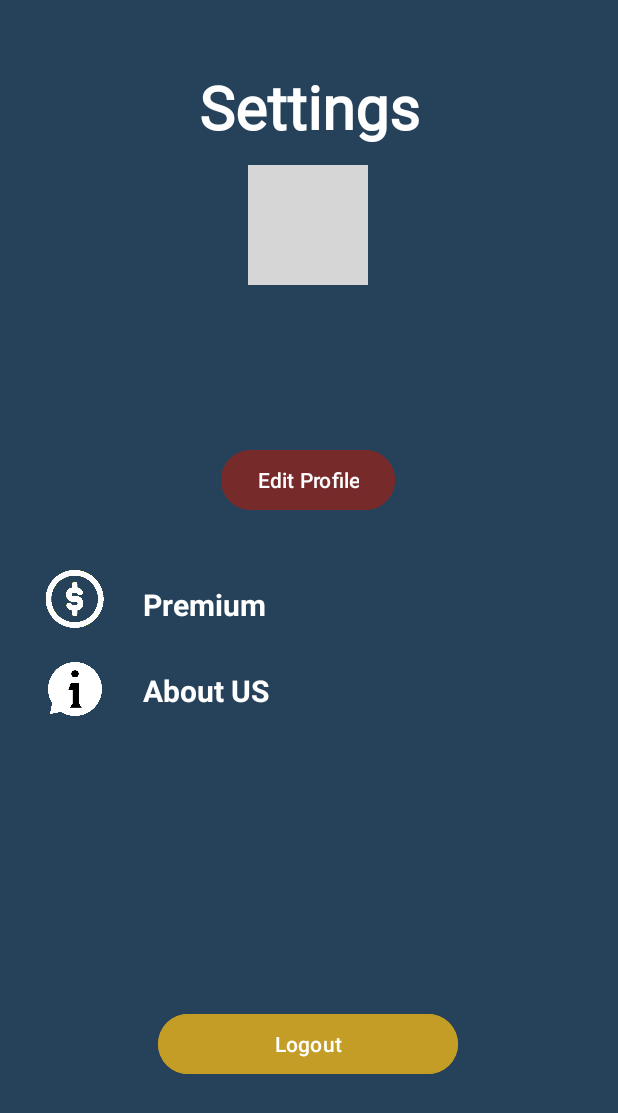
After one commit to sach1nkhatri/StayFit2.0, an Android app: the Settings_activity screen opened directly, with no data from a screen before it, on a phone screen of 412 x 824 dp. The commit adds this screen. Shown: the top 1113 px of the screen. Run offline under Robolectric (Android 15) with nearby library versions, the phone set to English and light mode, and no system bars; our stand-ins replace Firebase (no records; nobody signed in at launch, a user with empty details on screens opened directly); grey boxes are pictures that could not be loaded.

Commit message:
settings and auth

```diff
--- a/app/build.gradle.kts
+++ b/app/build.gradle.kts
@@ -53,6 +53,7 @@ dependencies {
     implementation(libs.androidx.preference)
     implementation(libs.firebase.auth)
     implementation(libs.firebase.firestore)
+    implementation(libs.firebase.database.ktx)
     testImplementation(libs.junit)
     androidTestImplementation(libs.androidx.junit)
     androidTestImplementation(libs.androidx.espresso.core)
--- a/app/src/main/java/com/example/stayfit20/ui/activity/Dashboard.kt
+++ b/app/src/main/java/com/example/stayfit20/ui/activity/Dashboard.kt
@@ -6,7 +6,7 @@ import androidx.activity.enableEdgeToEdge
 import androidx.appcompat.app.AppCompatActivity
 import androidx.cardview.widget.CardView
 import com.example.stayfit20.R
-import com.example.stayfit20.adapter.settings_activity
+import com.example.stayfit20.ui.activity.Settings_activity
 
 
 class Dashboard : AppCompatActivity() {
@@ -52,7 +52,7 @@ class Dashboard : AppCompatActivity() {
         }
 
         setBtn.setOnClickListener {
-            val intent = Intent(this@Dashboard, settings_activity::class.java)
+            val intent = Intent(this@Dashboard, Settings_activity::class.java)
             startActivity(intent)
 
         }
--- a/app/src/main/java/com/example/stayfit20/adapter/Login.kt
+++ b/app/src/main/java/com/example/stayfit20/ui/activity/Login.kt
@@ -1,4 +1,4 @@
-package com.example.stayfit20.adapter
+package com.example.stayfit20.ui.activity
 
 import android.content.Intent
 import android.os.Bundle
@@ -9,8 +9,6 @@ import android.widget.Toast
 import androidx.activity.enableEdgeToEdge
 import androidx.appcompat.app.AppCompatActivity
 import com.example.stayfit20.R
-import com.example.stayfit20.ui.activity.Dashboard
-import com.example.stayfit20.ui.activity.SignInPage
 import com.google.firebase.auth.FirebaseAuth
 import com.google.firebase.auth.FirebaseUser
 
--- a/app/src/main/java/com/example/stayfit20/adapter/MainActivity.kt
+++ b/app/src/main/java/com/example/stayfit20/ui/activity/MainActivity.kt
@@ -1,4 +1,4 @@
-package com.example.stayfit20.adapter
+package com.example.stayfit20.ui.activity
 
 
 import android.content.Intent
--- /dev/null
+++ b/app/src/main/java/com/example/stayfit20/ui/activity/Settings_activity.kt
@@ -0,0 +1,108 @@
+package com.example.stayfit20.ui.activity
+
+import android.content.Intent
+import android.os.Bundle
+import android.util.Log
+import android.widget.Button
+import android.widget.TextView
+import androidx.appcompat.app.AlertDialog
+import androidx.appcompat.app.AppCompatActivity
+import com.example.stayfit20.R
+import com.example.stayfit20.ui.activity.login
+import com.google.firebase.auth.FirebaseAuth
+import com.google.firebase.auth.FirebaseUser
+import com.google.firebase.database.*
+
+class Settings_activity : AppCompatActivity() {
+
+    private lateinit var logoutButton: Button
+    private lateinit var userNameTextView: TextView
+    private lateinit var emailTextView: TextView
+    private lateinit var phoneTextView: TextView
+    private lateinit var auth: FirebaseAuth
+    private lateinit var database: FirebaseDatabase
+    private lateinit var userReference: DatabaseReference
+    private var currentUser: FirebaseUser? = null
+
+    override fun onCreate(savedInstanceState: Bundle?) {
+        super.onCreate(savedInstanceState)
+        setContentView(R.layout.activity_settings)
+
+        // Initialize Firebase
+        auth = FirebaseAuth.getInstance()
+        database = FirebaseDatabase.getInstance()
+        userReference = database.reference.child("users")
+
+        // Initialize views
+        userNameTextView = findViewById(R.id.textViewName)
+        emailTextView = findViewById(R.id.TextViewEmail)
+        phoneTextView = findViewById(R.id.phoneNumber)
+        logoutButton = findViewById(R.id.LogOut)
+
+        // Set click listener for the logout button
+        logoutButton.setOnClickListener {
+            showLogoutConfirmationDialog()
+        }
+    }
+
+    override fun onStart() {
+        super.onStart()
+        currentUser = auth.currentUser
+        if (currentUser != null) {
+            loadUserData(currentUser!!.email)
+        } else {
+            navigateToLogin()
+        }
+    }
+
+    private fun loadUserData(email: String?) {
+        if (email == null) {
+            Log.e("Settings_activity", "Email is null")
+            return
+        }
+
+        val emailKey = email.replace(".", ",")
+        userReference.child(emailKey).addListenerForSingleValueEvent(object : ValueEventListener {
+            override fun onDataChange(snapshot: DataSnapshot) {
+                if (snapshot.exists()) {
+                    val name = snapshot.child("name").getValue(String::class.java)
+                    val phone = snapshot.child("phone").getValue(String::class.java)
+
+                    // Update UI with fetched data
+                    userNameTextView.text = name
+                    emailTextView.text = email
+                    phoneTextView.text = phone
+
+                    Log.i("Settings_activity", "Data loaded: Name=$name, Email=$email, Phone=$phone")
+                } else {
+                    Log.e("Settings_activity", "User data does not exist for email: $email")
+                }
+            }
+
+            override fun onCancelled(error: DatabaseError) {
+                Log.e("Settings_activity", "Failed to read user data: ${error.message}")
+            }
+        })
+    }
+
+    private fun showLogoutConfirmationDialog() {
+        val builder = AlertDialog.Builder(this)
+        builder.setTitle("Logout")
+        builder.setMessage("Are you sure you want to logout?")
+        builder.setPositiveButton("Yes") { dialog, which ->
+            auth.signOut()
+            navigateToLogin()
+        }
+        builder.setNegativeButton("No") { dialog, which ->
+            dialog.dismiss()
+        }
+        builder.create().show()
+    }
+
+    private fun navigateToLogin() {
+        val intent = Intent(this, login::class.java)
+        intent.flags = Intent.FLAG_ACTIVITY_NEW_TASK or Intent.FLAG_ACTIVITY_CLEAR_TASK
+        startActivity(intent)
+        finish()
+    }
+}
--- a/app/src/main/res/layout/activity_login.xml
+++ b/app/src/main/res/layout/activity_login.xml
@@ -9,7 +9,7 @@
     android:gravity="center"
     android:padding="18dp"
     android:orientation="vertical"
-    tools:context=".adapter.MainActivity">
+    tools:context=".ui.activity.MainActivity">
     <LinearLayout
         android:layout_width="match_parent"
         android:layout_height="match_parent"
@@ -62,7 +62,7 @@
             android:id="@+id/SignInBtn"
             android:layout_width="wrap_content"
             android:layout_height="wrap_content"
-            android:layout_marginTop="25dp"
+            android:layout_marginTop="8dp"
             android:backgroundTint="@android:color/transparent"
             android:text="@string/signin"
             android:textColor="@color/white"
--- a/app/src/main/res/layout/activity_main.xml
+++ b/app/src/main/res/layout/activity_main.xml
@@ -6,7 +6,7 @@
     android:background="@drawable/splash_bg"
     android:layout_width="match_parent"
     android:layout_height="match_parent"
-    tools:context=".adapter.MainActivity"
+    tools:context=".ui.activity.MainActivity"
     android:orientation="vertical">
 
 
--- a/app/src/main/res/layout/activity_settings.xml
+++ b/app/src/main/res/layout/activity_settings.xml
@@ -6,7 +6,7 @@
     android:layout_width="match_parent"
     android:background="@drawable/splash_bg"
     android:layout_height="match_parent"
-    tools:context=".adapter.settings_activity">
+    tools:context=".ui.activity.Settings_activity">
 
     <TextView
         android:id="@+id/textView2"
@@ -41,7 +41,7 @@
         android:layout_height="wrap_content"
         android:layout_marginTop="8dp"
         android:gravity="center"
-        android:text="Sachin Khatri"
+
         android:textColor="@color/white"
         android:textSize="20sp"
         android:textStyle="bold"
@@ -54,7 +54,6 @@
         android:layout_width="match_parent"
         android:layout_height="wrap_content"
         android:gravity="center"
-        android:text="Sachin@gmail.com"
         android:textColor="@color/white"
         android:textSize="20sp"
         android:textStyle="bold"
@@ -63,11 +62,10 @@
         app:layout_constraintTop_toBottomOf="@+id/textViewName" />
 
     <TextView
-        android:id="@+id/textView4"
+        android:id="@+id/phoneNumber"
         android:layout_width="match_parent"
         android:layout_height="wrap_content"
         android:gravity="center"
-        android:text="9810392313"
         android:textColor="@color/white"
         android:textSize="20sp"
         android:textStyle="bold"
@@ -85,24 +83,24 @@
         app:layout_constraintEnd_toEndOf="parent"
         app:layout_constraintHorizontal_bias="0.498"
         app:layout_constraintStart_toStartOf="parent"
-        app:layout_constraintTop_toBottomOf="@+id/textView4" />
+        app:layout_constraintTop_toBottomOf="@+id/phoneNumber" />
 
     <ImageView
         android:id="@+id/imageView2"
         android:layout_width="40dp"
         android:layout_height="40dp"
-        android:layout_marginTop="380dp"
+        android:layout_marginTop="35dp"
         android:src="@drawable/premium"
         app:layout_constraintEnd_toEndOf="parent"
         app:layout_constraintHorizontal_bias="0.08"
         app:layout_constraintStart_toStartOf="parent"
-        app:layout_constraintTop_toTopOf="parent" />
+        app:layout_constraintTop_toBottomOf="@+id/EditProfile" />
 
     <TextView
         android:id="@+id/premium"
         android:layout_width="wrap_content"
         android:layout_height="wrap_content"
-        android:layout_marginTop="48dp"
+        android:layout_marginTop="45dp"
         android:contextClickable="true"
         android:gravity="center"
         android:text="Premium"
--- a/gradle/libs.versions.toml
+++ b/gradle/libs.versions.toml
@@ -13,6 +13,7 @@ preference = "1.2.1"
 googleGmsGoogleServices = "4.4.2"
 firebaseAuth = "23.0.0"
 firebaseFirestore = "25.0.0"
+firebaseDatabaseKtx = "21.0.0"
 
 [libraries]
 androidx-core-ktx = { group = "androidx.core", name = "core-ktx", version.ref = "coreKtx" }
@@ -26,6 +27,7 @@ androidx-constraintlayout = { group = "androidx.constraintlayout", name = "const
 androidx-preference = { group = "androidx.preference", name = "preference", version.ref = "preference" }
 firebase-auth = { group = "com.google.firebase", name = "firebase-auth", version.ref = "firebaseAuth" }
 firebase-firestore = { group = "com.google.firebase", name = "firebase-firestore", version.ref = "firebaseFirestore" }
+firebase-database-ktx = { group = "com.google.firebase", name = "firebase-database-ktx", version.ref = "firebaseDatabaseKtx" }
 
 [plugins]
 androidApplication = { id = "com.android.application", version.ref = "agp" }
```
Also changed, not shown: app/src/main/AndroidManifest.xml (+5 -3 lines), app/src/main/java/com/example/stayfit20/adapter/Settings_activity.kt (deleted, +0 -53 lines), app/src/main/java/com/example/stayfit20/ui/activity/SignInPage.kt (+13 -1 lines).
